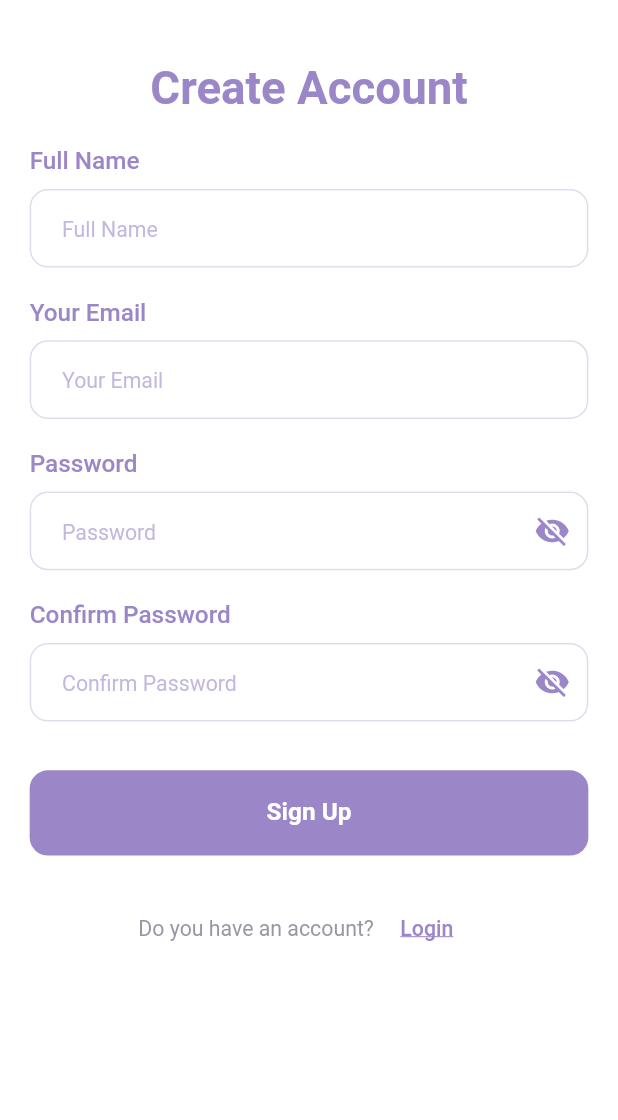
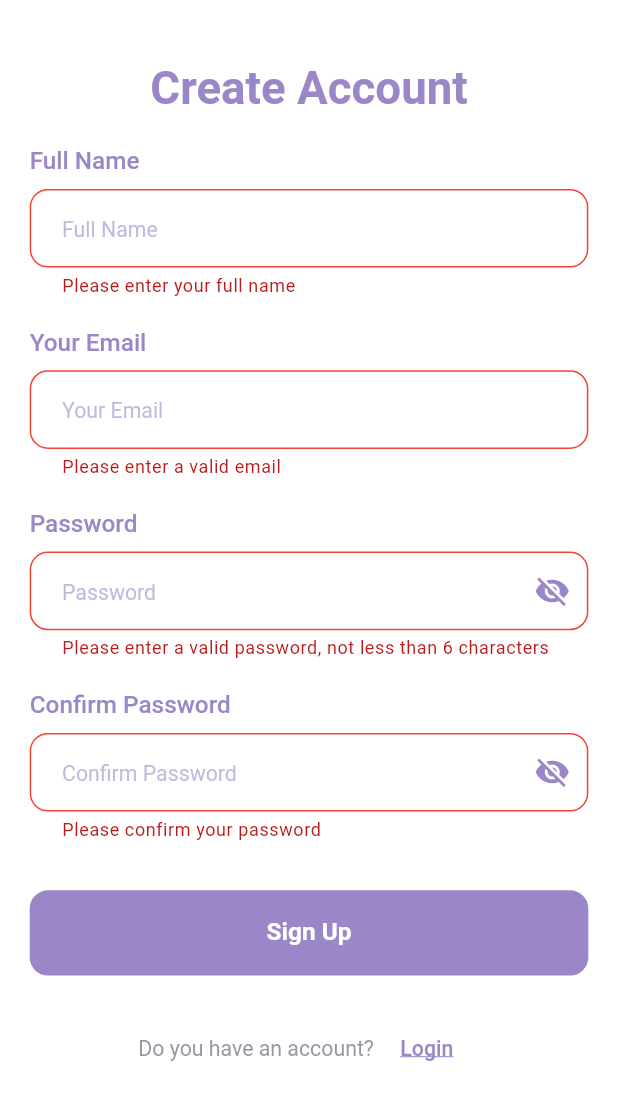
Before and after one commit to Voclio/voclio-mobile, a Flutter app: the RegisterScreen screen opened by its route, after a tap on "AR", after a tap on "EN", after a tap on "Sign Up", on a phone screen of 412 x 824 dp, the part 96-1216 px from its top. Run offline on Flutter 3.47's test engine with Material 3 defaults, Android fonts, the phone set to English and light mode, and no system bars; our stand-ins replace animate_do, connectivity_plus, dio, equatable, flutter_bloc, flutter_screenutil and 3 more; accounts and stored records are empty.

Commit message:
Auth done + animate Done

```diff
--- a/lib/core/app/app_state.dart
+++ b/lib/core/app/app_state.dart
@@ -10,9 +10,9 @@ abstract class AppState extends Equatable {
 }
 
 class AppInitial extends AppState {
-  const AppInitial(Locale locale) : super(locale);
+  const AppInitial(super.locale);
 }
 
 class AppLanguageChanged extends AppState {
-  const AppLanguageChanged(Locale locale) : super(locale);
+  const AppLanguageChanged(super.locale);
 }
--- a/lib/core/common/animation/animate_do.dart
+++ b/lib/core/common/animation/animate_do.dart
@@ -1,5 +1,7 @@
 import 'package:animate_do/animate_do.dart';
 import 'package:flutter/material.dart';
+import 'package:flutter_bloc/flutter_bloc.dart';
+import '../../../core/app/app_cubit.dart';
 
 class CustomFadeInDown extends StatelessWidget {
   const CustomFadeInDown({
@@ -84,3 +86,60 @@ class CustomFadeInRight extends StatelessWidget {
     );
   }
 }
+
+/// CustomFadeIn widget that re-animates when language changes
+class CustomFadeIn extends StatefulWidget {
+  const CustomFadeIn({
+    required this.child,
+    this.duration = 600,
+    super.key,
+  });
+
+  final Widget child;
+  final int duration;
+
+  @override
+  State<CustomFadeIn> createState() => _CustomFadeInState();
+}
+
+class _CustomFadeInState extends State<CustomFadeIn>
+    with SingleTickerProviderStateMixin {
+  late AnimationController _controller;
+  late Animation<double> _fadeAnimation;
+
+  @override
+  void initState() {
+    super.initState();
+    _controller = AnimationController(
+      duration: Duration(milliseconds: widget.duration),
+      vsync: this,
+    );
+    _fadeAnimation = CurvedAnimation(
+      parent: _controller,
+      curve: Curves.easeInOut,
+    );
+    _controller.forward();
+  }
+
+  @override
+  void dispose() {
+    _controller.dispose();
+    super.dispose();
+  }
+
+  @override
+  Widget build(BuildContext context) {
+    return BlocListener<AppCubit, AppState>(
+      listenWhen: (previous, current) => previous.locale != current.locale,
+      listener: (context, state) {
+        // Re-animate when language changes
+        _controller.reset();
+        _controller.forward();
+      },
+      child: FadeTransition(
+        opacity: _fadeAnimation,
+        child: widget.child,
+      ),
+    );
+  }
+}
--- a/lib/features/auth/presentation/screens/forgot_password_screen.dart
+++ b/lib/features/auth/presentation/screens/forgot_password_screen.dart
@@ -7,6 +7,7 @@ import 'package:voclio_app/core/routes/App_routes.dart';
 import '../../../../core/common/inputs/text_app.dart';
 import '../../../../core/language/lang_keys.dart';
 import '../../../../core/styles/fonts/font_weight_helper.dart';
+import '../../../../core/common/animation/animate_do.dart';
 import '../widgets/auth_top_controls.dart';
 import '../widgets/auth_text_field.dart';
 import '../widgets/auth_button.dart';
@@ -31,7 +32,11 @@ class _ForgotPasswordScreenState extends State<ForgotPasswordScreen> {
   }
 
   void _onSendResetCode() {
-   context.goRoute(AppRouter.otp);
+    if (_formKey.currentState?.validate() ?? false) {
+      final email = _emailController.text.trim();
+      context.read<AuthBloc>().add(ForgotPasswordEvent(email));
+      context.goRoute('${AppRouter.otp}?email=$email&type=forgotPassword');
+    }
   }
 
   Future<void> _onRefresh() async {
@@ -69,6 +74,11 @@ class _ForgotPasswordScreenState extends State<ForgotPasswordScreen> {
                     // Top controls (theme and language toggles)
                     AuthTopControls(),
                     SizedBox(height: isSmall ? 16.h : 24.h),
+                    // Title info wrapped with CustomFadeIn
+                    CustomFadeIn(
+                      duration: 600,
+                      child: Column(
+                        children: [
                           // Title info
                           Column(
                             children: [
@@ -132,6 +142,9 @@ class _ForgotPasswordScreenState extends State<ForgotPasswordScreen> {
                               context.goRoute(AppRouter.login);
                             },
                           ),
+                        ],
+                      ),
+                    ),
 
                     // Spacer to push content up and fill empty space
                     const Spacer(),
--- a/lib/features/auth/presentation/screens/register_screen.dart
+++ b/lib/features/auth/presentation/screens/register_screen.dart
@@ -7,6 +7,7 @@ import 'package:voclio_app/core/routes/App_routes.dart';
 import '../../../../core/common/inputs/text_app.dart';
 import '../../../../core/language/lang_keys.dart';
 import '../../../../core/styles/fonts/font_weight_helper.dart';
+import '../../../../core/common/animation/animate_do.dart';
 import '../widgets/auth_top_controls.dart';
 import '../widgets/auth_text_field.dart';
 import '../widgets/auth_button.dart';
@@ -62,6 +63,10 @@ class _RegisterScreenState extends State<RegisterScreen> {
               AuthTopControls(),
               SizedBox(height: isSmall ? 20.h : 40.h),
 
+              CustomFadeIn(
+                duration: 600,
+                child: Column(
+                  children: [
                     TextApp(
                       text: context.translate(LangKeys.createAccount),
                       textAlign: TextAlign.center,
@@ -72,9 +77,12 @@ class _RegisterScreenState extends State<RegisterScreen> {
                       ),
                     ),
 
-
                     SizedBox(height: isSmall ? 15.h : 20.h),
 
+                    Form(
+                key: _formKey,
+                child: Column(
+                  children: [
                     AuthTextField(
                 label: context.translate(LangKeys.fullName),
                 hint: context.translate(LangKeys.fullName),
@@ -134,8 +142,8 @@ class _RegisterScreenState extends State<RegisterScreen> {
               SizedBox(height: isSmall ? 16.h : 20.h),
 
               AuthTextField(
-                label: context.translate(LangKeys.passwordConfirmation) ?? '',
-                hint: context.translate(LangKeys.passwordConfirmation) ?? '',
+                label: context.translate(LangKeys.passwordConfirmation),
+                hint: context.translate(LangKeys.passwordConfirmation),
                 controller: _confirmPasswordController,
                 obscureText: _obscureConfirmPassword,
                 suffixIcon: IconButton(
@@ -166,11 +174,18 @@ class _RegisterScreenState extends State<RegisterScreen> {
                     AuthButton(
                       text: context.translate(LangKeys.signUp),
                       onPressed: _onRegister,
-
+                    ),
+                  ],
+                ),
+                    ),
+                  ],
+                ),
               ),
               SizedBox(height: isSmall ? 20.h : 24.h),
 
-              Row(
+              CustomFadeIn(
+                duration: 600,
+                child: Row(
                 mainAxisAlignment: MainAxisAlignment.center,
                 children: [
                   Text(
@@ -188,6 +203,7 @@ class _RegisterScreenState extends State<RegisterScreen> {
                   ),
                 ],
               ),
+              ),
             ],
           ),
         ),
@@ -195,7 +211,7 @@ class _RegisterScreenState extends State<RegisterScreen> {
     );
   }
   void _onRegister() {
-    if (_formKey.currentState!.validate()) {
+    if (_formKey.currentState?.validate() ?? false) {
       final request = AuthRequest(
         email: _emailController.text.trim(),
         password: _passwordController.text,
```
Also changed, not shown: lib/core/onboarding/onboarding_screen.dart (+27 -16 lines), lib/features/auth/presentation/screens/login_screen.dart (+6 -2 lines), lib/features/auth/presentation/screens/otp_screen.dart (+20 -9 lines), lib/features/auth/presentation/screens/reset_password_screen.dart (+9 -0 lines). Lines whose indentation alone changed are shown as unchanged.
